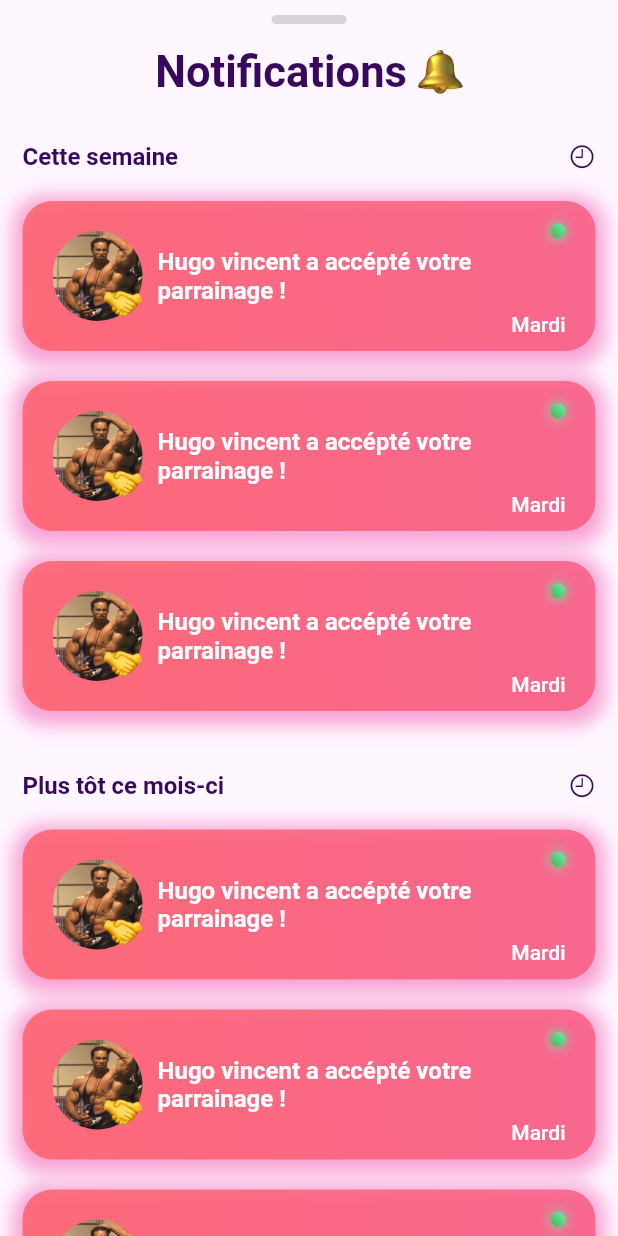
After one commit to hzllfeu/jymu, a Flutter app: the NotificationPage screen opened directly, on a phone screen of 412 x 824 dp. The commit adds this screen. Run offline on Flutter 3.47's test engine with Material 3 defaults, Android fonts, the phone set to English and light mode, and no system bars; our stand-ins replace dashed_circular_progress_bar; missing offline and left inert: cupertino_onboarding, super_cupertino_navigation_bar.

Commit message:
Louis - Ajout pages

```diff
--- /dev/null
+++ b/lib/screens/home/components/Notification.dart
@@ -0,0 +1,115 @@
+import 'package:flutter/cupertino.dart';
+import 'package:flutter/material.dart';
+
+const Color inActiveIconColor = Color(0xFFB6B6B6);
+
+class Notification1 extends StatefulWidget {
+  const Notification1({super.key});
+
+  static String routeName = "/";
+
+  @override
+  State<Notification1> createState() => _Notification1State();
+}
+
+class _Notification1State extends State<Notification1> {
+  String nom = "Hugo Vincent";
+
+  @override
+  Widget build(BuildContext context) {
+    return CupertinoContextMenu(
+        enableHapticFeedback: true,
+        previewBuilder: (context, animation, child) => SizedBox(width: 360, child: child,),
+        actions: const [
+        CupertinoContextMenuAction(child: Text("Supprimer"), trailingIcon: CupertinoIcons.delete, isDestructiveAction: true,)
+        ],
+        child: Container(
+        width: double.infinity,
+        height: 100,
+        padding: EdgeInsets.symmetric(horizontal: 20),
+          decoration: BoxDecoration(
+            borderRadius: BorderRadius.circular(20),
+            gradient: LinearGradient(
+              begin: Alignment.topRight,
+              end: Alignment.bottomLeft,
+              colors: [Color(0xffF84E71).withOpacity(0.7), Colors.redAccent.withOpacity(0.7)],
+            ),
+            boxShadow: [
+              BoxShadow(
+                color: Color(0xffF14BA9).withOpacity(0.5),
+                spreadRadius: 6,
+                blurRadius: 10,
+                offset: Offset(0, 3),
+              ),
+            ],
+          ),
+          child: Row(
+            children: [
+              Stack(
+                alignment: Alignment.bottomRight,
+                children: [
+                  Container(
+                    width: 60,
+                    height: 60,
+                    decoration: BoxDecoration(
+                      borderRadius: BorderRadius.circular(50),
+                    ),
+                    child: ClipRRect(
+                      borderRadius: BorderRadius.circular(50),
+                      child: Image.asset(
+                        "assets/images/kevin.jpg",
+                        fit: BoxFit.cover,
+                      ),
+                    ),
+                  ),
+                  Image.asset("assets/images/emoji_hands.png", height: 26,),
+                ],
+              ),
+              const Expanded(
+                child: Padding(
+                  padding: EdgeInsets.symmetric(horizontal: 10.0),
+                  child: DefaultTextStyle(
+                    style: TextStyle(color: Colors.white, fontWeight: FontWeight.w600, fontSize: 16),
+                    child: Text("Hugo vincent a accépté votre parrainage !"),
+                  ),
+                ),
+              ),
+              Padding(
+                padding: EdgeInsets.only(bottom: 10, top: 15),
+                child: Column(
+                  mainAxisAlignment: MainAxisAlignment.spaceBetween,
+                  crossAxisAlignment: CrossAxisAlignment.end,
+                  children: [
+                    Container(
+                      width: 10,
+                      height: 10,
+                      decoration: BoxDecoration(
+                        borderRadius: BorderRadius.circular(30),
+                        gradient: const LinearGradient(
+                          begin: Alignment.topRight,
+                          end: Alignment.bottomLeft,
+                          colors: [Colors.greenAccent, Colors.green],
+                        ),
+                        boxShadow: [
+                          BoxShadow(
+                            color: Colors.greenAccent.withOpacity(0.5),
+                            spreadRadius: 2,
+                            blurRadius: 5,
+                            offset: Offset(0, 0),
+                          ),
+                        ],
+                      ),
+                    ),
+                    const DefaultTextStyle(
+                      style: TextStyle(color: Colors.white, fontWeight: FontWeight.w500, fontSize: 14),
+                      child: Text("Mardi"),
+                    ),
+                  ],
+                ),
+              ),
+            ],
+          ),
+    )
+    );
+  }
+}
--- /dev/null
+++ b/lib/screens/home/components/NotificationPage.dart
@@ -0,0 +1,106 @@
+import 'package:flutter/cupertino.dart';
+import 'package:flutter/material.dart';
+import 'package:jymu/screens/home/components/Notification.dart';
+
+const Color inActiveIconColor = Color(0xFFB6B6B6);
+
+class NotificationPage extends StatefulWidget {
+  const NotificationPage({super.key});
+
+  static String routeName = "/";
+
+  @override
+  State<NotificationPage> createState() => _NotificationPageState();
+}
+
+class _NotificationPageState extends State<NotificationPage> {
+
+  bool i = true;
+  String nom = "Hugo Vincent";
+
+  @override
+  Widget build(BuildContext context) {
+    return Scaffold(
+      body: NestedScrollView(
+        headerSliverBuilder: (context, innerBoxIsScrolled) {
+          return [
+            SliverPadding(
+              padding: EdgeInsets.symmetric(horizontal: 15),
+              sliver: SliverToBoxAdapter(
+                child: Column(
+                  crossAxisAlignment: CrossAxisAlignment.center,
+                  children: [
+                    const SizedBox(height: 10,),
+                    Container(
+                      width: 50,
+                      height: 6,
+                      decoration: BoxDecoration(
+                          color: Colors.grey.withOpacity(0.4),
+                          borderRadius: BorderRadius.circular(20)
+                      ),
+                    ),
+                    const SizedBox(height: 15,),
+                    Row(
+                      mainAxisAlignment: MainAxisAlignment.center,
+                      children: [
+                        const DefaultTextStyle(
+                          style: TextStyle(color: Color(0xff37085B), fontWeight: FontWeight.w700, fontSize: 29),
+                          child: Text("Notifications ",),
+                        ),
+                        Image.asset("assets/images/emoji_bell.png", height: 30,),
+                      ],
+                    ),
+                  ],
+                ),
+              ),
+            ),
+          ];
+        },
+        body: const SingleChildScrollView(
+          child: Padding(
+            padding: EdgeInsets.symmetric(horizontal: 15),
+            child: Column(
+              crossAxisAlignment: CrossAxisAlignment.center,
+              children: [
+                SizedBox(height: 30,),
+                Row(
+                  mainAxisAlignment: MainAxisAlignment.spaceBetween,
+                  children: [
+                    DefaultTextStyle(
+                      style: TextStyle(color: Color(0xff37085B), fontWeight: FontWeight.w600, fontSize: 16),
+                      child: Text("Cette semaine"),
+                    ),
+                    Icon(CupertinoIcons.time, color: Color(0xff37085B), size: 18,)
+                  ],
+                ),
+                SizedBox(height: 20),
+                Notification1(),
+                SizedBox(height: 20),
+                Notification1(),
+                SizedBox(height: 20),
+                Notification1(),
+                SizedBox(height: 40,),
+                Row(
+                  mainAxisAlignment: MainAxisAlignment.spaceBetween,
+                  children: [
+                    DefaultTextStyle(
+                      style: TextStyle(color: Color(0xff37085B), fontWeight: FontWeight.w600, fontSize: 16),
+                      child: Text("Plus tôt ce mois-ci"),
+                    ),
+                    Icon(CupertinoIcons.time, color: Color(0xff37085B), size: 18,)
+                  ],
+                ),
+                SizedBox(height: 20),
+                Notification1(),
+                SizedBox(height: 20),
+                Notification1(),
+                SizedBox(height: 20),
+                Notification1(),
+              ],
+            ),
+          ),
+        ),
+      ),
+    );
+  }
+}
```
Also changed, not shown: lib/screens/home/HomeScreen.dart (+60 -20 lines), lib/screens/home/components/HistoryComp.dart (deleted, +0 -68 lines), lib/screens/home/components/ParrainComp.dart (+5 -5 lines), lib/screens/home/components/ProfileComp.dart (+4 -4 lines), lib/screens/home/components/RechercheComp.dart (added, +45 -0 lines), lib/screens/home/components/rapport_comp.dart (added, +133 -0 lines), assets/images/emoji_bell.png (added), assets/images/emoji_loupe.png (added).
